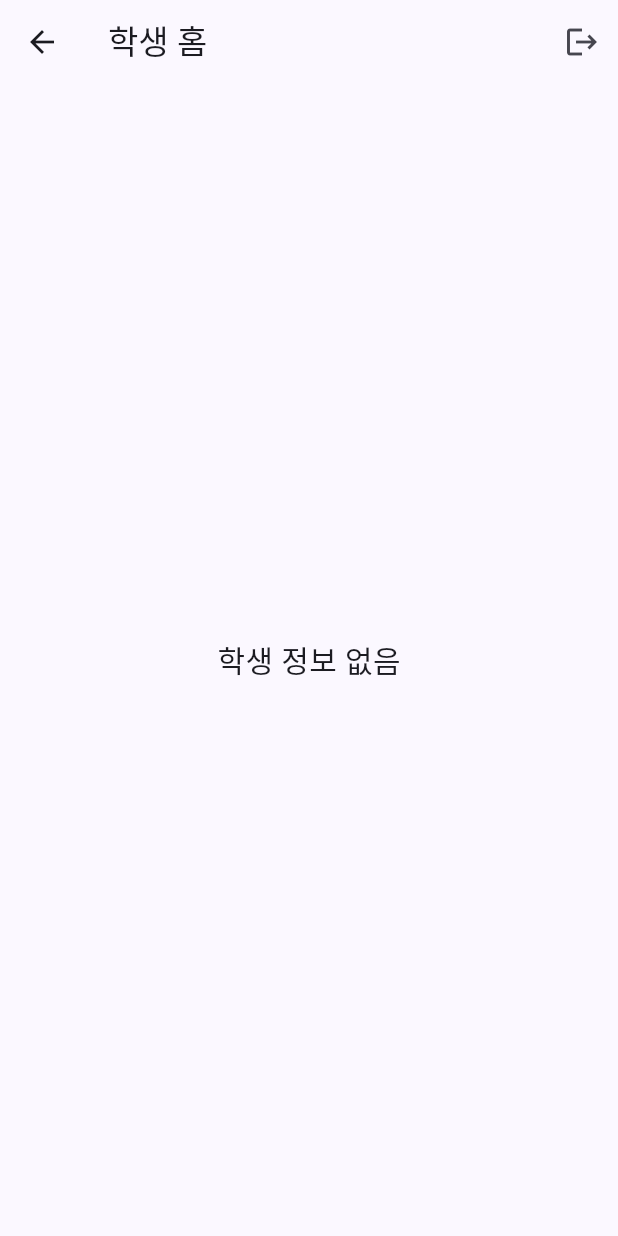
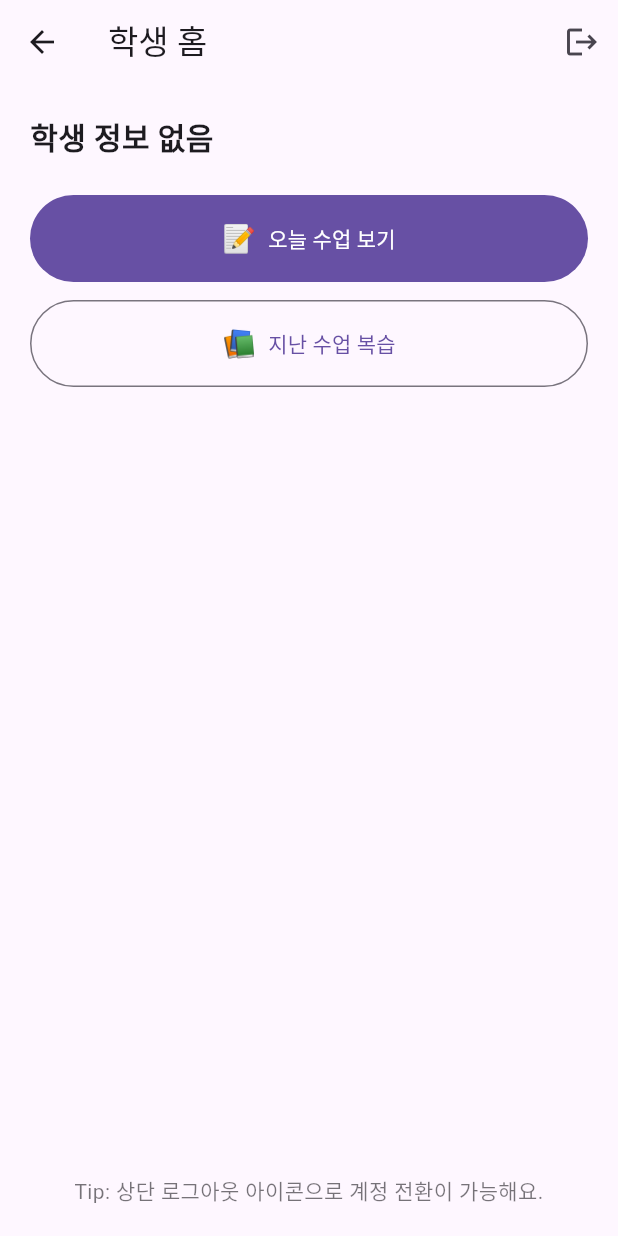
Before and after one commit to pumba0733/jh_guitar_tree, a Flutter app: the StudentHomeScreen screen opened by its route, on a phone screen of 412 x 824 dp. Run offline on Flutter 3.47's test engine with Material 3 defaults, Android fonts, the phone set to English and light mode, and no system bars; our stand-ins replace supabase_flutter; accounts and stored records are empty.

Commit message:
v1.04 - 학생 홈 연결/라우팅 확립, 오늘/지난 수업 스텁 추가

```diff
--- a/lib/models/student.dart
+++ b/lib/models/student.dart
@@ -1,35 +1,28 @@
-import 'package:meta/meta.dart';
-
-@immutable
+// lib/models/student.dart
 class Student {
   final String id;
   final String name;
-  final String phoneLast4;
+  final String? phoneLast4;
   final String? teacherId;
   final DateTime? createdAt;
 
-  const Student({
+  Student({
     required this.id,
     required this.name,
-    required this.phoneLast4,
+    this.phoneLast4,
     this.teacherId,
     this.createdAt,
   });
 
-  factory Student.fromMap(Map<String, dynamic> map) {
-    return Student(
-      id: map['id'] as String,
-      name: map['name'] as String? ?? '',
-      phoneLast4: map['phone_last4'] as String? ?? '',
-      teacherId: map['teacher_id'] as String?,
-      createdAt: map['created_at'] != null
-          ? DateTime.tryParse(map['created_at'].toString())
-          : null,
+  factory Student.fromMap(Map<String, dynamic> m) => Student(
+    id: m['id'] as String,
+    name: m['name'] as String,
+    phoneLast4: m['phone_last4'] as String?,
+    teacherId: m['teacher_id'] as String?,
+    createdAt: m['created_at'] != null ? DateTime.parse(m['created_at']) : null,
   );
-  }
 
-  Map<String, dynamic> toMap() {
-    return {
+  Map<String, dynamic> toJson() => {
     'id': id,
     'name': name,
     'phone_last4': phoneLast4,
@@ -37,4 +30,3 @@ class Student {
     'created_at': createdAt?.toIso8601String(),
   };
 }
-}
--- a/lib/routes/app_routes.dart
+++ b/lib/routes/app_routes.dart
@@ -1,8 +1,33 @@
+// lib/routes/app_routes.dart
+import 'package:flutter/widgets.dart';
+
+import '../screens/auth/login_screen.dart';
+import '../screens/home/student_home_screen.dart';
+import '../screens/home/teacher_home_screen.dart';
+import '../screens/home/admin_home_screen.dart';
+import '../screens/lesson/today_lesson_screen.dart';
+import '../screens/lesson/lesson_history_screen.dart';
+
 class AppRoutes {
-  static const login = '/login';
+  // 기본/인증
+  static const String login = '/login';
 
-  // v1.02 역할별 홈 분리
-  static const studentHome = '/student_home';
-  static const teacherHome = '/teacher_home';
-  static const adminHome = '/admin_home';
+  // 홈
+  static const String studentHome = '/student_home';
+  static const String teacherHome = '/teacher_home';
+  static const String adminHome = '/admin_home';
+
+  // v1.04 추가
+  static const String todayLesson = '/today_lesson';
+  static const String lessonHistory = '/lesson_history';
+
+  // 정적 라우트 맵
+  static final Map<String, WidgetBuilder> routes = {
+    login: (_) => const LoginScreen(),
+    studentHome: (_) => const StudentHomeScreen(),
+    teacherHome: (_) => const TeacherHomeScreen(),
+    adminHome: (_) => const AdminHomeScreen(),
+    todayLesson: (_) => const TodayLessonScreen(),
+    lessonHistory: (_) => const LessonHistoryScreen(),
+  };
 }
--- a/lib/screens/home/student_home_screen.dart
+++ b/lib/screens/home/student_home_screen.dart
@@ -1,13 +1,15 @@
+// lib/screens/home/student_home_screen.dart
 import 'package:flutter/material.dart';
 import '../../services/auth_service.dart';
 import '../../routes/app_routes.dart';
+import '../../models/student.dart';
 
 class StudentHomeScreen extends StatelessWidget {
   const StudentHomeScreen({super.key});
 
   @override
   Widget build(BuildContext context) {
-    final student = AuthService().currentStudent.value;
+    final auth = AuthService();
 
     return Scaffold(
       appBar: AppBar(
@@ -15,8 +17,9 @@ class StudentHomeScreen extends StatelessWidget {
         actions: [
           IconButton(
             icon: const Icon(Icons.logout),
+            tooltip: '로그아웃',
             onPressed: () async {
-              await AuthService().logoutAll();
+              await auth.logoutAll();
               if (context.mounted) {
                 Navigator.of(
                   context,
@@ -26,10 +29,67 @@ class StudentHomeScreen extends StatelessWidget {
           ),
         ],
       ),
-      body: Center(
-        child: Text(
-          student == null ? '학생 정보 없음' : '환영합니다, ${student.name}님!',
-          style: const TextStyle(fontSize: 20),
+      body: SafeArea(
+        child: Padding(
+          padding: const EdgeInsets.all(20),
+          child: Column(
+            crossAxisAlignment: CrossAxisAlignment.stretch,
+            children: [
+              // 환영 문구: Student 변경에 즉시 반응
+              ValueListenableBuilder<Student?>(
+                valueListenable: auth.currentStudent,
+                builder: (context, student, _) {
+                  final title = student == null
+                      ? '학생 정보 없음'
+                      : '환영합니다, ${student.name}님!';
+                  return Text(
+                    title,
+                    style: const TextStyle(
+                      fontSize: 20,
+                      fontWeight: FontWeight.w600,
+                    ),
+                  );
+                },
+              ),
+              const SizedBox(height: 24),
+
+              // 오늘 수업 보기
+              FilledButton.icon(
+                onPressed: () {
+                  Navigator.pushNamed(context, AppRoutes.todayLesson);
+                },
+                icon: const Text('📝', style: TextStyle(fontSize: 18)),
+                label: const Text('오늘 수업 보기'),
+                style: FilledButton.styleFrom(
+                  padding: const EdgeInsets.all(16),
+                ),
+              ),
+              const SizedBox(height: 12),
+
+              // 지난 수업 복습
+              OutlinedButton.icon(
+                onPressed: () {
+                  Navigator.pushNamed(context, AppRoutes.lessonHistory);
+                },
+                icon: const Text('📚', style: TextStyle(fontSize: 18)),
+                label: const Text('지난 수업 복습'),
+                style: OutlinedButton.styleFrom(
+                  padding: const EdgeInsets.all(16),
+                ),
+              ),
+
+              const Spacer(),
+
+              // 저장/상태 안내 자리(향후 자동저장 UI 들어올 영역)
+              const Opacity(
+                opacity: 0.6,
+                child: Text(
+                  'Tip: 상단 로그아웃 아이콘으로 계정 전환이 가능해요.',
+                  textAlign: TextAlign.center,
+                ),
+              ),
+            ],
+          ),
         ),
       ),
     );
--- /dev/null
+++ b/lib/screens/lesson/lesson_history_screen.dart
@@ -0,0 +1,13 @@
+// lib/screens/lesson/lesson_history_screen.dart
+import 'package:flutter/material.dart';
+
+class LessonHistoryScreen extends StatelessWidget {
+  const LessonHistoryScreen({super.key});
+  @override
+  Widget build(BuildContext context) {
+    return Scaffold(
+      appBar: AppBar(title: const Text('지난 수업 복습')),
+      body: const Center(child: Text('v1.08에서 본기능 구현 예정')),
+    );
+  }
+}
--- /dev/null
+++ b/lib/screens/lesson/today_lesson_screen.dart
@@ -0,0 +1,13 @@
+// lib/screens/lesson/today_lesson_screen.dart
+import 'package:flutter/material.dart';
+
+class TodayLessonScreen extends StatelessWidget {
+  const TodayLessonScreen({super.key});
+  @override
+  Widget build(BuildContext context) {
+    return Scaffold(
+      appBar: AppBar(title: const Text('오늘 수업')),
+      body: const Center(child: Text('v1.06에서 본기능 구현 예정')),
+    );
+  }
+}
--- a/lib/services/teacher_service.dart
+++ b/lib/services/teacher_service.dart
@@ -1,30 +1,17 @@
+// lib/services/teacher_service.dart
 import 'package:supabase_flutter/supabase_flutter.dart';
 import '../supabase/supabase_tables.dart';
 
 class TeacherService {
-  final SupabaseClient _client = Supabase.instance.client;
+  final _client = Supabase.instance.client;
 
   Future<bool> existsByEmail(String email) async {
+    if (email.trim().isEmpty) return false;
     final res = await _client
         .from(SupabaseTables.teachers)
         .select('id')
-        .ilike('email', email.trim())
+        .eq('email', email.trim())
         .limit(1);
     return res.isNotEmpty;
   }
-
-  // (선택) 관리자 여부를 teachers 테이블로 판별하고 싶다면:
-  // 1) 스키마에 is_admin boolean 컬럼 추가:
-  //    ALTER TABLE teachers ADD COLUMN is_admin boolean DEFAULT false;
-  // 2) 아래 메서드로 판별:
-  // Future<bool> isAdminByEmail(String email) async {
-  //   final res = await _client
-  //       .from(SupabaseTables.teachers)
-  //       .select('is_admin')
-  //       .ilike('email', email.trim())
-  //       .limit(1);
-  //   if (res.isEmpty) return false;
-  //   final row = res.first;
-  //   return (row['is_admin'] as bool?) ?? false;
-  // }
 }
```
Also changed, not shown: lib/app.dart (+32 -6 lines), lib/screens/auth/login_screen.dart (+14 -6 lines), lib/services/auth_service.dart (+41 -20 lines), lib/supabase/supabase_tables.dart (+5 -5 lines). Lines whose indentation alone changed are shown as unchanged.
